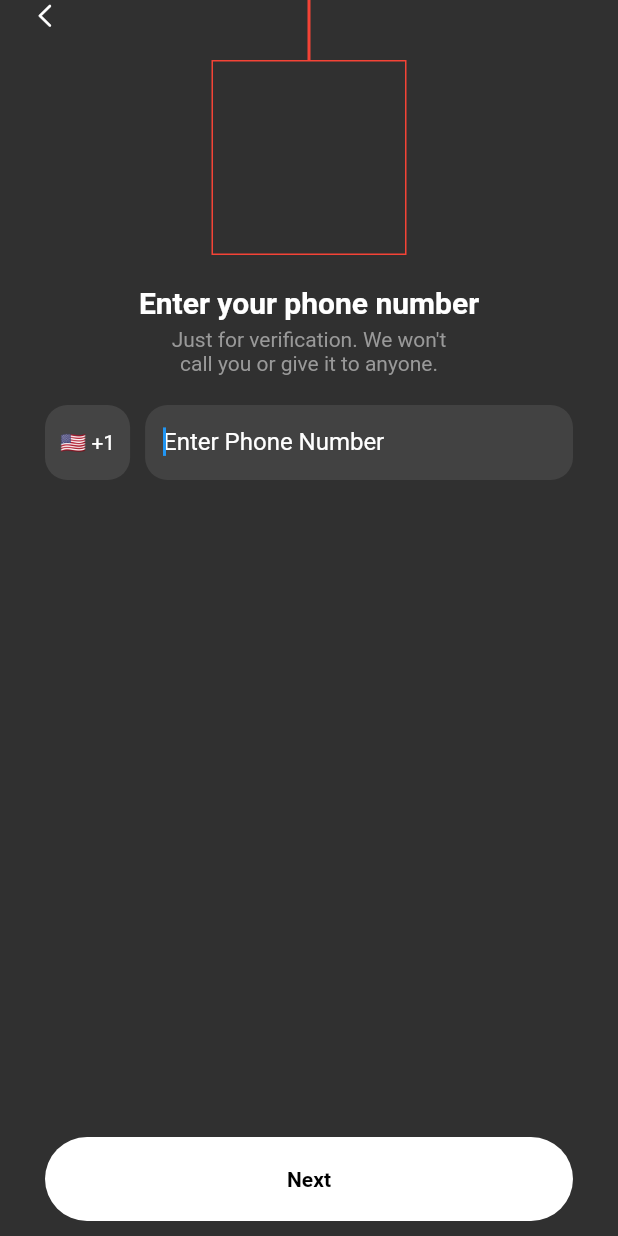
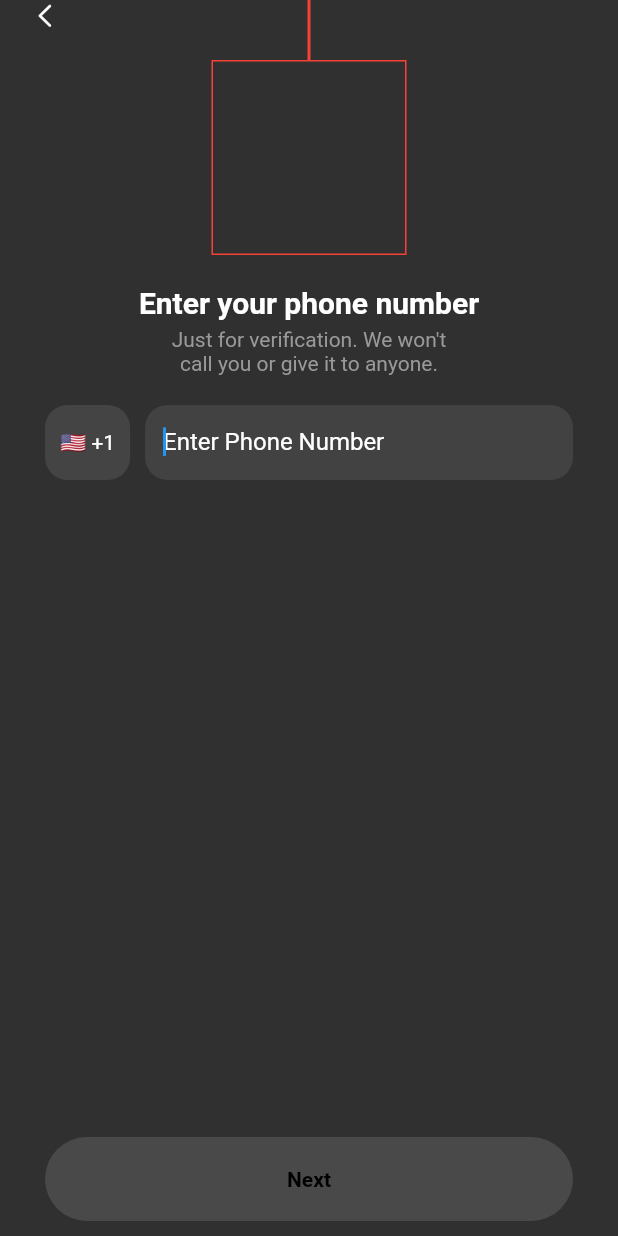
Before and after one commit to blakewood84/flutter-scratch1, a Flutter app: the screen it shows after launch, after a tap on "Enter", on a phone screen of 412 x 824 dp. Run offline on Flutter 3.47's test engine with Material 2 defaults, Android fonts, the phone set to English and light mode, and no system bars; our stand-ins replace bloc, dartz, easy_debounce, firebase_auth, firebase_core, flutter_bloc and 2 more; accounts and stored records are empty; statements that could not run were skipped.

Commit message:
Added auth cubit features:
* codeSent listener
* verifyPhoneNumber

```diff
--- a/lib/features/authentication/cubit/auth_cubit.dart
+++ b/lib/features/authentication/cubit/auth_cubit.dart
@@ -1,3 +1,5 @@
+import 'dart:developer' as devtools;
+
 import 'package:auth_repository/auth_repository.dart';
 import 'package:bloc/bloc.dart';
 import 'package:easy_debounce/easy_debounce.dart';
@@ -13,12 +15,23 @@ class AuthCubit extends Cubit<AuthState> {
   })  : _authRepository = authRepository,
         super(const AuthState()) {
     phoneInputController.addListener(() {
-      // TODO: Add RegExp for this for each country
-      if (phoneInputController.text.length < 7) return;
-      if (state.phoneCode == "+1" && phoneInputController.text.length == 7) {
+      if (state.phoneCode == "+1") {
         emit(
           state.copyWith(
-            canNext: true,
+            canNext: state.phoneCode == '+1' && phoneInputController.text.length == 10,
+          ),
+        );
+      }
+      devtools.log('phoneCode: ${state.phoneCode}');
+      devtools.log('phoneNumber: ${phoneInputController.text}');
+    });
+
+    _authRepository.codeSentStream.listen((event) {
+      devtools.log('event: $event');
+      if (event != null) {
+        emit(
+          state.copyWith(
+            codeSent: true,
           ),
         );
       }
@@ -43,4 +56,10 @@ class AuthCubit extends Cubit<AuthState> {
           ),
         ),
       );
+
+  void verifyPhoneNumber() async {
+    if (state.phoneNumber != null) {
+      await _authRepository.verifyPhoneNumber('${state.phoneCode}${state.phoneNumber}');
+    }
+  }
 }
--- a/lib/features/authentication/cubit/auth_state.dart
+++ b/lib/features/authentication/cubit/auth_state.dart
@@ -11,5 +11,11 @@ class AuthState with _$AuthState {
 
     /// [bool] to allow the Next button to be clicked once phone [RegExp] passes
     @Default(false) bool canNext,
+
+    /// [bool] indicates if the code has been sent from Firebase to the user
+    @Default(false) bool codeSent,
+
+    /// [String] - User enters verification code.
+    @Default(null) String? verificationCode,
   }) = _AuthState;
 }
--- a/lib/features/authentication/view/auth_view.dart
+++ b/lib/features/authentication/view/auth_view.dart
@@ -16,6 +16,7 @@ class _AuthViewState extends State<AuthView> {
 
   @override
   Widget build(BuildContext context) {
+    final canNext = context.select((AuthCubit cubit) => cubit.state.canNext);
     return Scaffold(
       body: SafeArea(
         child: Stack(
@@ -92,6 +93,7 @@ class _AuthViewState extends State<AuthView> {
                           ),
                         ),
                       const SizedBox(height: 10),
+                      if (!showPhoneAuth)
                         SizedBox(
                           width: double.infinity,
                           child: FilledButton(
@@ -107,6 +109,27 @@ class _AuthViewState extends State<AuthView> {
                                 showPhoneAuth = true;
                               });
                             },
+                            child: Text(
+                              !showPhoneAuth ? 'Enter' : 'Next',
+                              style: const TextStyle(
+                                fontWeight: FontWeight.w700,
+                                color: Colors.black,
+                              ),
+                            ),
+                          ),
+                        ),
+                      if (showPhoneAuth)
+                        SizedBox(
+                          width: double.infinity,
+                          child: FilledButton(
+                            style: FilledButton.styleFrom(
+                              backgroundColor: Colors.white,
+                              foregroundColor: Colors.black,
+                              padding: const EdgeInsets.symmetric(
+                                vertical: 20,
+                              ),
+                            ),
+                            onPressed: canNext ? () {} : null,
                             child: Text(
                               !showPhoneAuth ? 'Enter' : 'Next',
                               style: const TextStyle(
@@ -250,6 +273,7 @@ class _PhoneNumberInputState extends State<_PhoneNumberInput> {
               controller: context.read<AuthCubit>().phoneInputController,
               autofocus: true,
               keyboardType: TextInputType.phone,
+              onChanged: (value) => context.read<AuthCubit>().setPhoneNumber(value),
               decoration: InputDecoration(
                 isDense: true,
                 hintText: 'Enter Phone Number',
```
Also changed, not shown: lib/features/authentication/cubit/auth_cubit.freezed.dart. Lines whose indentation alone changed are shown as unchanged.
